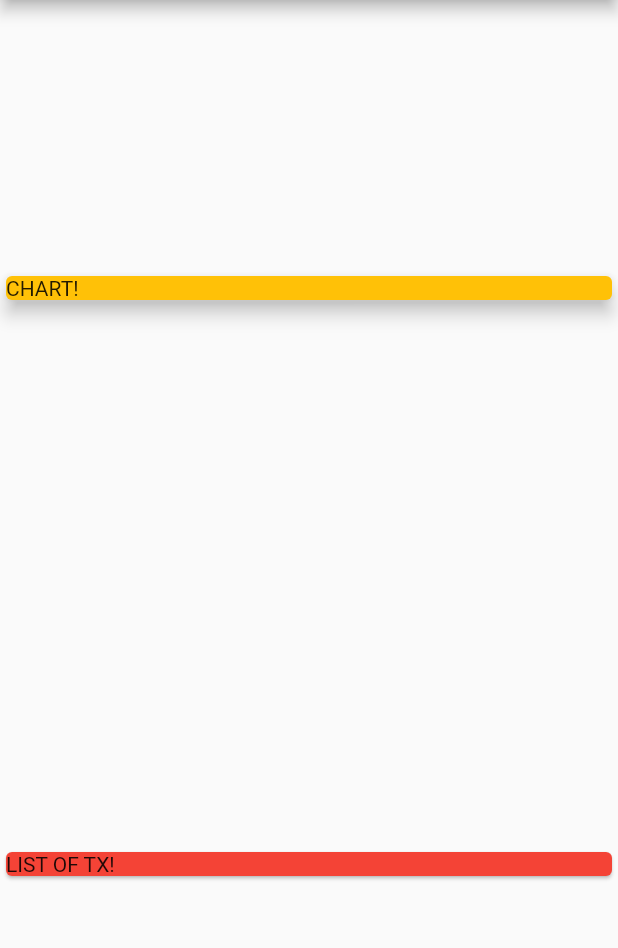
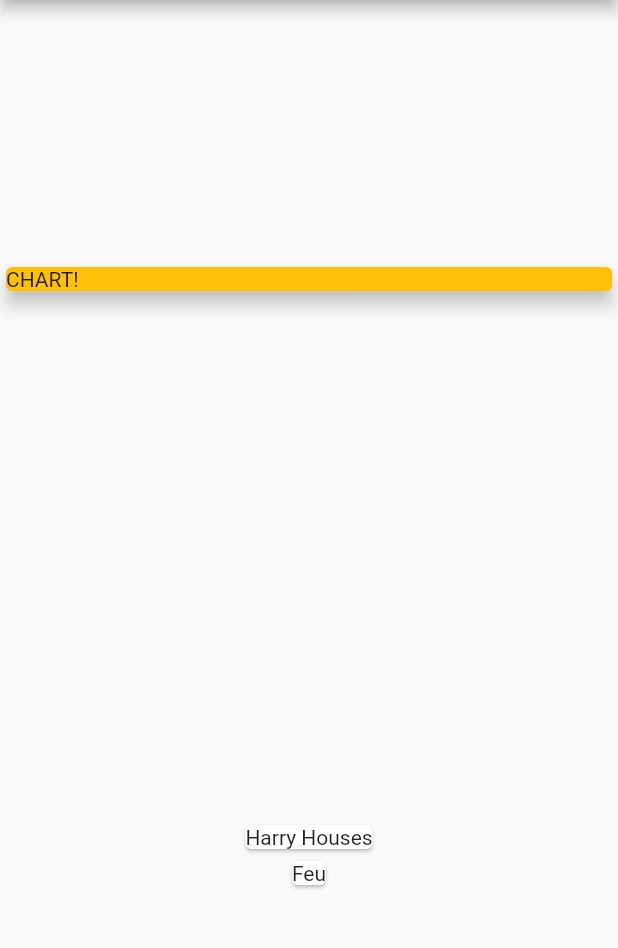
Before and after one commit to Oswald-Faust/Organize-App, a Flutter app: the screen it shows after launch, on a phone screen of 412 x 824 dp, the part 84-1032 px from its top. Run offline on Flutter 3.47's test engine with Material 2 defaults, Android fonts, the light colour scheme and no system bars.

Commit message:
mapping data in widget

```diff
--- a/lib/main.dart
+++ b/lib/main.dart
@@ -42,10 +42,14 @@ class MyHomePage extends StatelessWidget {
               ),
               elevation: 5,
             ),
-            Card(
-              color: Colors.red,
-              child: Text('LIST OF TX!'),
-            )
+            Column(
+              children: transactions.map((tx) {
+                return Card(
+                    child: Text(
+                  tx.title,
+                ));
+              }).toList(),
+            ),
           ]),
     );
   }
```
